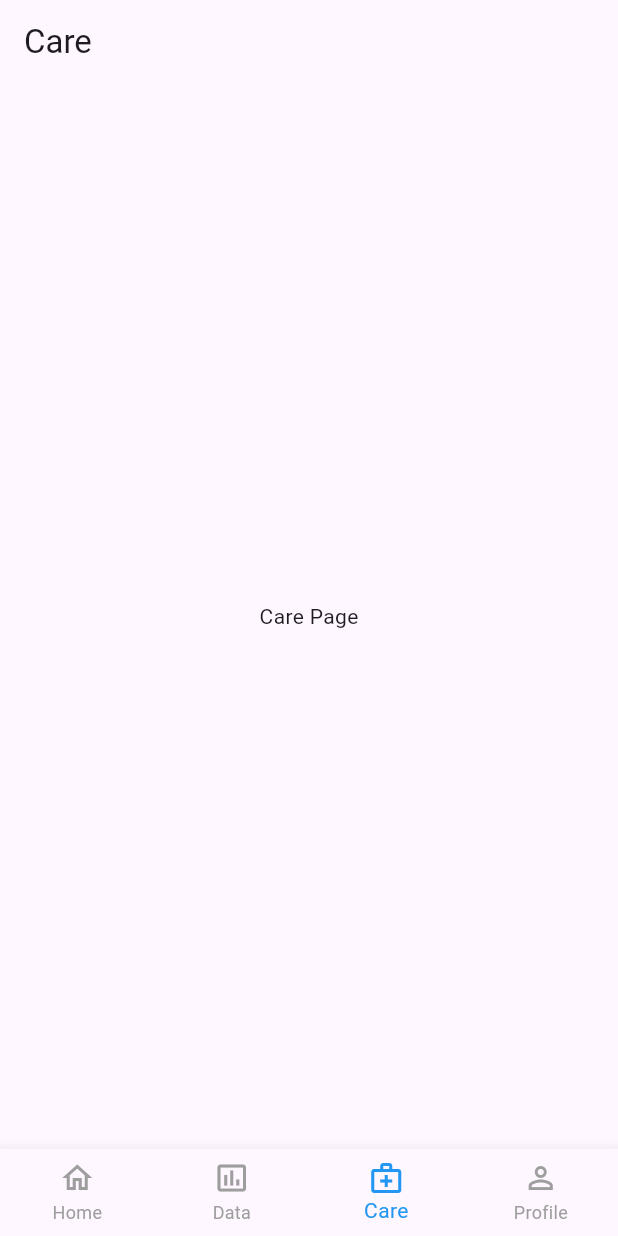
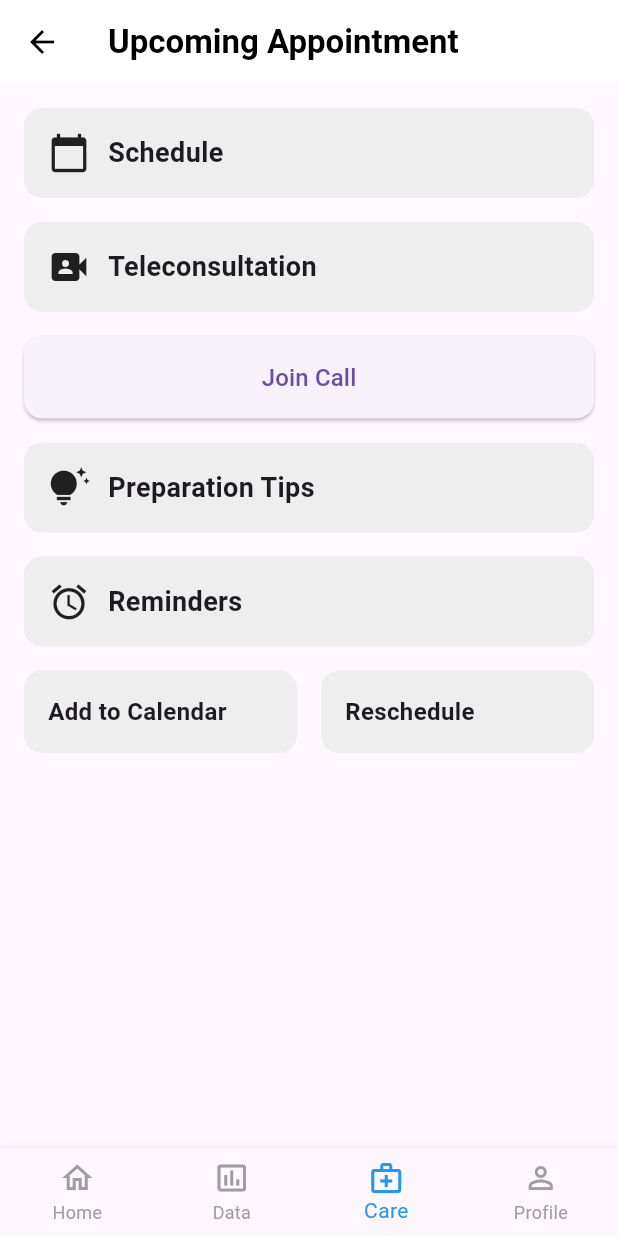
Before and after one commit to chrishjung/healthsyncai, a Flutter app: the screen it shows after launch, item 3 of the bottom bar chosen, on a phone screen of 412 x 824 dp. Run offline on Flutter 3.47's test engine with Material 3 defaults, Android fonts, the phone set to English and light mode, and no system bars; our stand-ins replace webview_flutter.

Commit message:
care page

```diff
--- a/lib/care.dart
+++ b/lib/care.dart
@@ -3,11 +3,130 @@ import 'package:flutter/material.dart';
 class CarePage extends StatelessWidget {
   const CarePage({super.key});
 
+  Widget _fullWidthCard(IconData icon, String title) {
+    return Container(
+      width: double.infinity,
+      padding: const EdgeInsets.all(16),
+      margin: const EdgeInsets.only(bottom: 16),
+      decoration: BoxDecoration(
+        color: Colors.grey.shade200,
+        borderRadius: BorderRadius.circular(12),
+      ),
+      child: Row(
+        children: [
+          Icon(icon, size: 28, color: Colors.black87),
+          const SizedBox(width: 12),
+          Text(
+            title,
+            style: const TextStyle(
+              fontSize: 18,
+              fontWeight: FontWeight.bold,
+            ),
+          )
+        ],
+      ),
+    );
+  }
+
   @override
   Widget build(BuildContext context) {
     return Scaffold(
-      appBar: AppBar(title: const Text("Care")),
-      body: const Center(child: Text("Care Page")),
+      appBar: AppBar(
+        backgroundColor: Colors.white,
+        elevation: 0,
+        leading: IconButton(
+          icon: const Icon(Icons.arrow_back, color: Colors.black),
+          onPressed: () => Navigator.pop(context),
+        ),
+        title: const Text(
+          "Upcoming Appointment",
+          style: TextStyle(
+            color: Colors.black,
+            fontWeight: FontWeight.bold,
+          ),
+        ),
+      ),
+
+      body: Padding(
+        padding: const EdgeInsets.all(16.0),
+        child: SingleChildScrollView(
+          child: Column(
+            children: [
+              // Schedule
+              _fullWidthCard(Icons.calendar_today, "Schedule"),
+
+              // Teleconsultation
+              _fullWidthCard(Icons.video_camera_front, "Teleconsultation"),
+
+              // Join Call Button
+              SizedBox(
+                width: double.infinity,
+                child: ElevatedButton(
+                  onPressed: () {},
+                  style: ElevatedButton.styleFrom(
+                    padding: const EdgeInsets.symmetric(vertical: 16),
+                    shape: RoundedRectangleBorder(
+                      borderRadius: BorderRadius.circular(12),
+                    ),
+                  ),
+                  child: const Text(
+                    "Join Call",
+                    style: TextStyle(fontSize: 16),
+                  ),
+                ),
+              ),
+
+              const SizedBox(height: 16),
+
+              // Preparation Tips
+              _fullWidthCard(Icons.tips_and_updates, "Preparation Tips"),
+
+              // Reminders
+              _fullWidthCard(Icons.alarm, "Reminders"),
+
+              // Add to Calendar + Reschedule (side-by-side)
+              Row(
+                children: [
+                  Expanded(
+                    child: Container(
+                      padding: const EdgeInsets.all(16),
+                      margin: const EdgeInsets.only(right: 8),
+                      decoration: BoxDecoration(
+                        color: Colors.grey.shade200,
+                        borderRadius: BorderRadius.circular(12),
+                      ),
+                      child: const Text(
+                        "Add to Calendar",
+                        style: TextStyle(
+                          fontWeight: FontWeight.bold,
+                          fontSize: 16,
+                        ),
+                      ),
+                    ),
+                  ),
+                  Expanded(
+                    child: Container(
+                      padding: const EdgeInsets.all(16),
+                      margin: const EdgeInsets.only(left: 8),
+                      decoration: BoxDecoration(
+                        color: Colors.grey.shade200,
+                        borderRadius: BorderRadius.circular(12),
+                      ),
+                      child: const Text(
+                        "Reschedule",
+                        style: TextStyle(
+                          fontWeight: FontWeight.bold,
+                          fontSize: 16,
+                        ),
+                      ),
+                    ),
+                  ),
+                ],
+              ),
+            ],
+          ),
+        ),
+      ),
     );
   }
 }
```
Also changed, not shown: 1 other file.
